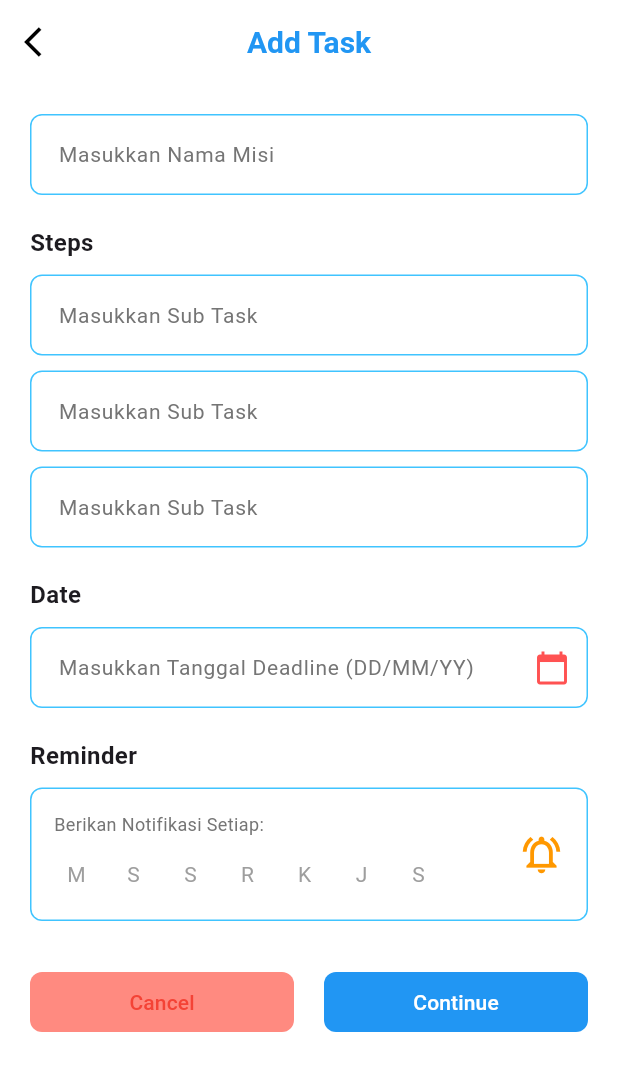
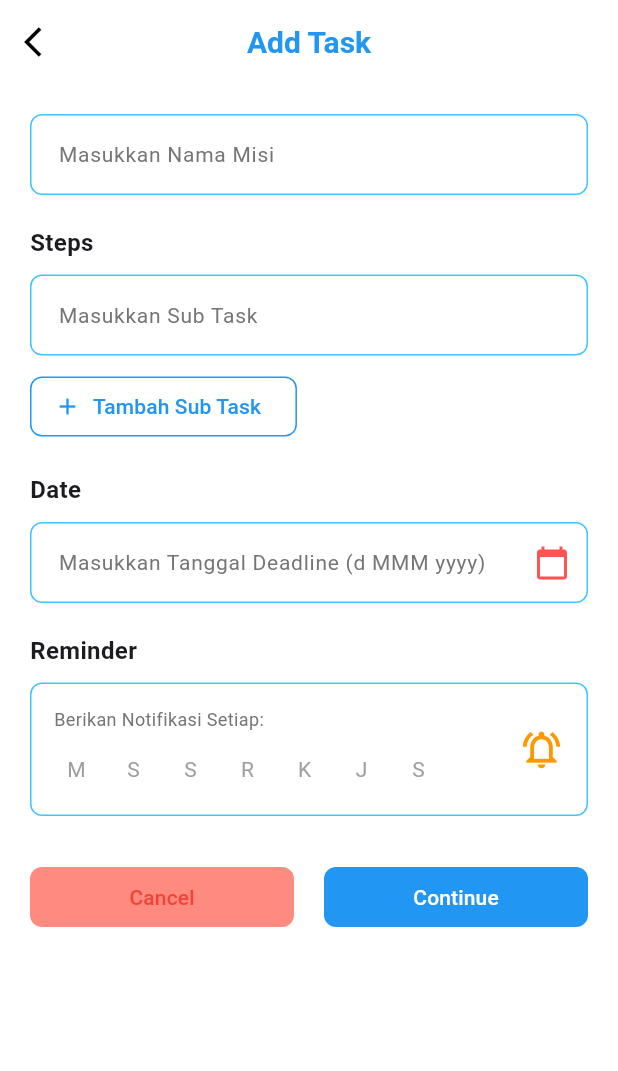
Before and after one commit to ZaidanRiz/Task_Management-app, a Flutter app: the CreateTaskView screen opened by its route, on a phone screen of 412 x 824 dp. Shown: the top 1071 px of the screen. Run offline on Flutter 3.47's test engine with Material 3 defaults, Android fonts, the phone set to English and light mode, and no system bars; our stand-ins replace get, image_picker.

Commit message:
Memperbaiki error logic yang terjadi dan menambahkan view tambahan

```diff
--- a/lib/app/controllers/task_controller.dart
+++ b/lib/app/controllers/task_controller.dart
@@ -40,7 +40,8 @@ class TaskController extends GetxController {
 
     for (var task in tasks) {
       try {
-        DateTime taskDate = DateFormat("dd/MM/yyyy").parse(task.date);
+        // Dukung beberapa format input tanggal (contoh: "07/12/2025" atau "7 Dec 2025")
+        DateTime taskDate = _parseTaskDate(task.date);
         DateTime only = DateTime(taskDate.year, taskDate.month, taskDate.day);
 
         if (only.isAtSameMomentAs(todayDate)) {
@@ -49,12 +50,38 @@ class TaskController extends GetxController {
           upcomingTasks.add(task);
         }
       } catch (e) {
-        print("ERROR PARSE: ${task.date}");
+        print("ERROR PARSE: ${task.date} -> $e");
       }
     }
 
     todayTasks.refresh();
     upcomingTasks.refresh();
+  }
+
+  // Coba beberapa format tanggal yang umum agar tidak gagal mengelompokkan tanpa terlihat
+  DateTime _parseTaskDate(String raw) {
+    final candidates = <DateFormat>[
+      DateFormat("dd/MM/yyyy"), // contoh: 07/12/2025
+      DateFormat("d/M/yyyy"), // contoh: 7/12/2025
+      DateFormat("dd MMM yyyy"), // contoh: 07 Dec 2025
+      DateFormat("d MMM yyyy"), // contoh: 7 Dec 2025
+      DateFormat("d MMMM yyyy"), // contoh: 7 December 2025
+    ];
+
+    for (final fmt in candidates) {
+      try {
+        return fmt.parseStrict(raw);
+      } catch (_) {
+        // lanjut ke format berikutnya
+      }
+    }
+    // Jika semua format gagal, coba DateTime.parse (format mirip ISO)
+    try {
+      return DateTime.parse(raw);
+    } catch (_) {
+      // Lempar ulang dengan konteks agar bisa ditangani pemanggil
+      throw FormatException('Unsupported date format: $raw');
+    }
   }
 
   // CREATE
@@ -65,8 +92,11 @@ class TaskController extends GetxController {
   }
 
   void deleteTask(String id) {
-    tasks.removeWhere((task) => task.id == id);
-    assignTaskCategories();
+    // Jaga konsistensi data di service, lalu perbarui list reaktif lokal
+    _taskService.deleteTask(id).then((_) {
+      tasks.removeWhere((task) => task.id == id);
+      assignTaskCategories();
+    });
   }
 
   void toggleTodo(String taskId, int index) {
--- a/lib/app/modules/CreateTask/views/create_task_view.dart
+++ b/lib/app/modules/CreateTask/views/create_task_view.dart
@@ -1,18 +1,9 @@
 import 'package:flutter/material.dart';
+import 'package:get/get.dart';
+import '../controllers/create_task_controller.dart';
 
-class CreateTaskView extends StatefulWidget {
+class CreateTaskView extends GetView<CreateTaskController> {
   const CreateTaskView({super.key});
-
-  @override
-  State<CreateTaskView> createState() => _CreateTaskViewState();
-}
-
-class _CreateTaskViewState extends State<CreateTaskView> {
-  // 1. Data Label Hari
-  final List<String> days = ['M', 'S', 'S', 'R', 'K', 'J', 'S'];
-
-  // 2. Status Pilihan (Default: semua false/belum dipilih)
-  List<bool> selectedDays = [false, false, false, false, false, false, false];
 
   @override
   Widget build(BuildContext context) {
@@ -23,7 +14,7 @@ class _CreateTaskViewState extends State<CreateTaskView> {
         elevation: 0,
         leading: IconButton(
           icon: const Icon(Icons.arrow_back_ios, color: Colors.black),
-          onPressed: () => Navigator.pop(context),
+          onPressed: () => Get.back(),
         ),
         title: const Text(
           'Add Task',
@@ -40,21 +31,78 @@ class _CreateTaskViewState extends State<CreateTaskView> {
         child: Column(
           crossAxisAlignment: CrossAxisAlignment.start,
           children: [
-            _buildTextField(hint: 'Masukkan Nama Misi'),
+            TextField(
+              controller: controller.titleController,
+              decoration: _inputDecoration('Masukkan Nama Misi'),
+            ),
             const SizedBox(height: 20),
-            const Text('Steps', style: TextStyle(fontWeight: FontWeight.bold, fontSize: 16)),
+            const Text('Steps',
+                style: TextStyle(fontWeight: FontWeight.bold, fontSize: 16)),
             const SizedBox(height: 10),
-            _buildTextField(hint: 'Masukkan Sub Task'),
+            Obx(() => Column(
+                  children: List.generate(
+                    controller.stepControllers.length,
+                    (i) => Padding(
+                      padding: EdgeInsets.only(
+                          bottom: i == controller.stepControllers.length - 1
+                              ? 0
+                              : 10),
+                      child: TextField(
+                        controller: controller.stepControllers[i],
+                        decoration:
+                            _inputDecoration('Masukkan Sub Task').copyWith(
+                          suffixIcon: controller.stepControllers.length > 1
+                              ? IconButton(
+                                  icon: const Icon(Icons.remove_circle,
+                                      color: Colors.redAccent),
+                                  onPressed: () =>
+                                      controller.removeStepField(i),
+                                )
+                              : null,
+                        ),
+                      ),
+                    ),
+                  ),
+                )),
             const SizedBox(height: 10),
-            _buildTextField(hint: 'Masukkan Sub Task'),
+            OutlinedButton.icon(
+              onPressed: controller.addStepField,
+              icon: const Icon(Icons.add, color: Colors.blue),
+              label: const Text('Tambah Sub Task',
+                  style: TextStyle(color: Colors.blue)),
+              style: OutlinedButton.styleFrom(
+                side: const BorderSide(color: Colors.blue),
+                shape: RoundedRectangleBorder(
+                    borderRadius: BorderRadius.circular(8)),
+              ),
+            ),
+            const SizedBox(height: 20),
+            const Text('Date',
+                style: TextStyle(fontWeight: FontWeight.bold, fontSize: 16)),
             const SizedBox(height: 10),
-            _buildTextField(hint: 'Masukkan Sub Task'),
+            TextField(
+              controller: controller.dateController,
+              readOnly: true,
+              decoration:
+                  _inputDecoration('Masukkan Tanggal Deadline (d MMM yyyy)')
+                      .copyWith(
+                suffixIcon:
+                    const Icon(Icons.calendar_today, color: Colors.redAccent),
+              ),
+              onTap: () async {
+                final now = DateTime.now();
+                final picked = await showDatePicker(
+                  context: context,
+                  initialDate: controller.selectedDateTime.value,
+                  firstDate: DateTime(now.year - 1),
+                  lastDate: DateTime(now.year + 5),
+                );
+                if (picked != null) controller.setSelectedDate(picked);
+              },
+            ),
             const SizedBox(height: 20),
-            const Text('Date', style: TextStyle(fontWeight: FontWeight.bold, fontSize: 16)),
-            const SizedBox(height: 10),
-            _buildTextField(hint: 'Masukkan Tanggal Deadline (DD/MM/YY)', suffixIcon: Icons.calendar_today, isRedIcon: true),
-            const SizedBox(height: 20),
-            const Text('Reminder', style: TextStyle(fontWeight: FontWeight.bold, fontSize: 16)),
+            const Text('Reminder',
+                style: TextStyle(fontWeight: FontWeight.bold, fontSize: 16)),
             const SizedBox(height: 10),
 
             // 3. Panggil Widget Reminder Box yang sudah diupdate
@@ -65,12 +113,13 @@ class _CreateTaskViewState extends State<CreateTaskView> {
               children: [
                 Expanded(
                   child: ElevatedButton(
-                    onPressed: () => Navigator.pop(context),
+                    onPressed: () => Get.back(),
                     style: ElevatedButton.styleFrom(
                       backgroundColor: Colors.redAccent.shade100,
                       foregroundColor: Colors.red,
                       elevation: 0,
-                      shape: RoundedRectangleBorder(borderRadius: BorderRadius.circular(8)),
+                      shape: RoundedRectangleBorder(
+                          borderRadius: BorderRadius.circular(8)),
                     ),
                     child: const Text('Cancel'),
                   ),
@@ -78,22 +127,13 @@ class _CreateTaskViewState extends State<CreateTaskView> {
                 const SizedBox(width: 20),
                 Expanded(
                   child: ElevatedButton(
-                    onPressed: () {
-                      // Tampilkan Notifikasi Berhasil
-                      ScaffoldMessenger.of(context).showSnackBar(
-                        const SnackBar(
-                          content: Text('Berhasil menambahkan task!'),
-                          backgroundColor: Colors.green,
-                          duration: Duration(seconds: 2),
-                        ),
-                      );
-                      Navigator.pop(context);
-                    },
+                    onPressed: () => controller.submitTask(),
                     style: ElevatedButton.styleFrom(
                       backgroundColor: Colors.blue,
                       foregroundColor: Colors.white,
                       elevation: 0,
-                      shape: RoundedRectangleBorder(borderRadius: BorderRadius.circular(8)),
+                      shape: RoundedRectangleBorder(
+                          borderRadius: BorderRadius.circular(8)),
                     ),
                     child: const Text('Continue'),
                   ),
@@ -106,18 +146,18 @@ class _CreateTaskViewState extends State<CreateTaskView> {
     );
   }
 
-  Widget _buildTextField({required String hint, IconData? suffixIcon, bool isRedIcon = false}) {
-    return TextField(
-      decoration: InputDecoration(
+  InputDecoration _inputDecoration(String hint) => InputDecoration(
         hintText: hint,
         hintStyle: TextStyle(color: Colors.grey.shade600, fontSize: 14),
-        contentPadding: const EdgeInsets.symmetric(horizontal: 15, vertical: 15),
-        enabledBorder: OutlineInputBorder(borderRadius: BorderRadius.circular(8), borderSide: const BorderSide(color: Colors.lightBlueAccent)),
-        focusedBorder: OutlineInputBorder(borderRadius: BorderRadius.circular(8), borderSide: const BorderSide(color: Colors.blue, width: 1.5)),
-        suffixIcon: suffixIcon != null ? Icon(suffixIcon, color: isRedIcon ? Colors.redAccent : Colors.grey) : null,
-      ),
+        contentPadding:
+            const EdgeInsets.symmetric(horizontal: 15, vertical: 15),
+        enabledBorder: OutlineInputBorder(
+            borderRadius: BorderRadius.circular(8),
+            borderSide: const BorderSide(color: Colors.lightBlueAccent)),
+        focusedBorder: OutlineInputBorder(
+            borderRadius: BorderRadius.circular(8),
+            borderSide: const BorderSide(color: Colors.blue, width: 1.5)),
       );
-  }
 
   // 4. Widget Reminder Box yang sudah Interaktif
   Widget _buildReminderBox() {
@@ -125,52 +165,52 @@ class _CreateTaskViewState extends State<CreateTaskView> {
       padding: const EdgeInsets.all(15),
       decoration: BoxDecoration(
           border: Border.all(color: Colors.lightBlueAccent),
-        borderRadius: BorderRadius.circular(8)
-      ),
+          borderRadius: BorderRadius.circular(8)),
       child: Row(
         mainAxisAlignment: MainAxisAlignment.spaceBetween,
         children: [
           Column(
             crossAxisAlignment: CrossAxisAlignment.start,
             children: [
-              Text('Berikan Notifikasi Setiap:', style: TextStyle(color: Colors.grey.shade600, fontSize: 12)),
+              Text('Berikan Notifikasi Setiap:',
+                  style: TextStyle(color: Colors.grey.shade600, fontSize: 12)),
               const SizedBox(height: 10),
 
               // Generate tombol hari berdasarkan list
-              Row(
-                children: List.generate(days.length, (index) {
+              Obx(() {
+                final labels = controller.daysLabel;
+                final selected = controller.selectedDays;
+                return Row(
+                  children: List.generate(labels.length, (index) {
+                    final isOn = selected[index];
                     return GestureDetector(
-                    onTap: () {
-                      // Logic: Ubah status terpilih true <-> false
-                      setState(() {
-                        selectedDays[index] = !selectedDays[index];
-                      });
-                    },
+                      onTap: () => controller.toggleDay(index),
                       child: Container(
                         margin: const EdgeInsets.only(right: 8),
-                      width: 30, // Lebar area sentuh
-                      height: 30, // Tinggi area sentuh
+                        width: 30,
+                        height: 30,
                         alignment: Alignment.center,
                         decoration: BoxDecoration(
-                        // Jika dipilih warna Biru, jika tidak transparan
-                        color: selectedDays[index] ? Colors.blue : Colors.transparent,
-                        shape: BoxShape.circle, // Bentuk bulat
+                          color: isOn ? Colors.blue : Colors.transparent,
+                          shape: BoxShape.circle,
                         ),
                         child: Text(
-                        days[index],
+                          labels[index],
                           style: TextStyle(
-                          // Jika dipilih text Putih, jika tidak Abu-abu
-                          color: selectedDays[index] ? Colors.white : Colors.grey,
-                          fontWeight: selectedDays[index] ? FontWeight.bold : FontWeight.normal,
+                            color: isOn ? Colors.white : Colors.grey,
+                            fontWeight:
+                                isOn ? FontWeight.bold : FontWeight.normal,
                           ),
                         ),
                       ),
                     );
                   }),
-              ),
+                );
+              }),
             ],
           ),
-          const Icon(Icons.notifications_active_outlined, color: Colors.orange, size: 30),
+          const Icon(Icons.notifications_active_outlined,
+              color: Colors.orange, size: 30),
         ],
       ),
     );
--- a/lib/app/modules/home/controllers/home_controller.dart
+++ b/lib/app/modules/home/controllers/home_controller.dart
@@ -6,9 +6,9 @@ class HomeController extends GetxController {
   // 1. Ambil Controller Global
   final TaskController taskController = Get.find<TaskController>();
 
-  // 2. Getter untuk Today Tasks (Otomatis update karena Rx)
-  List<TaskModel> get todayTasks => taskController.todayTasks;
+  // 2. Getter untuk Today Tasks (kembalikan RxList agar Obx berlangganan perubahan)
+  RxList<TaskModel> get todayTasks => taskController.todayTasks;
 
   // 3. Getter untuk Upcoming Tasks
-  List<TaskModel> get upcomingTasks => taskController.upcomingTasks;
+  RxList<TaskModel> get upcomingTasks => taskController.upcomingTasks;
 }
```
Also changed, not shown: lib/app/modules/CreateTask/controllers/create_task_controller.dart (+36 -17 lines). Lines whose indentation alone changed are shown as unchanged.
